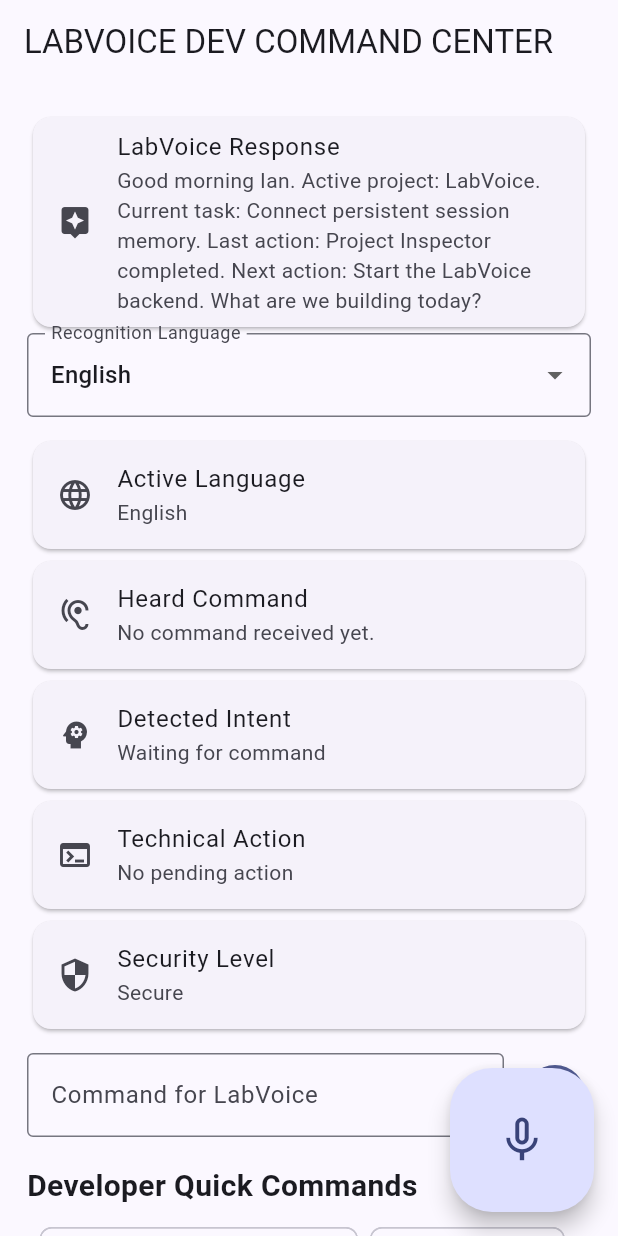
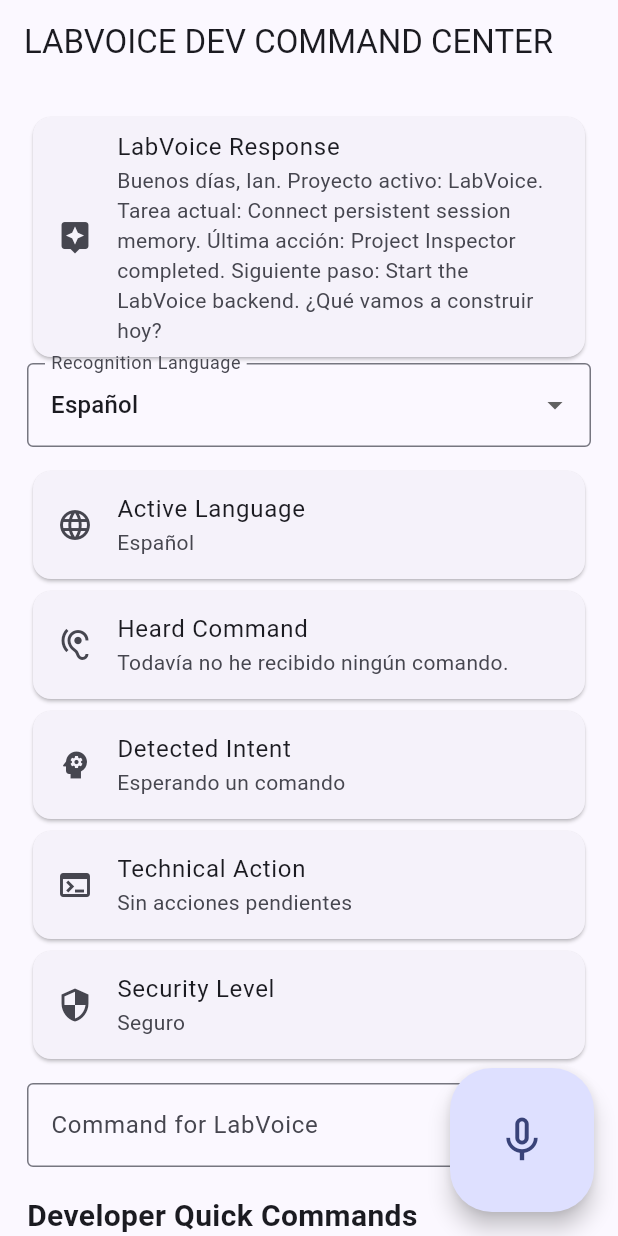
Before and after one commit to meyian777/IOV, a Flutter app: the screen it shows after launch, on a phone screen of 412 x 824 dp. Run offline on Flutter 3.47's test engine with Material 3 defaults, Android fonts, the phone set to English and light mode, and no system bars; our stand-ins replace flutter_tts, speech_to_text; network calls fail.

Commit message:
Align language voice and conversational context

```diff
--- a/labvoice/lib/main.dart
+++ b/labvoice/lib/main.dart
@@ -1,3 +1,5 @@
+import 'dart:async';
+
 import 'package:flutter/material.dart';
 import 'package:speech_to_text/speech_to_text.dart' as stt;
 
@@ -43,27 +45,19 @@ class _LabVoiceCommandCenterState extends State<LabVoiceCommandCenter> {
 
   bool _isListening = false;
 
-  String _selectedLanguageCode = "en_US";
-  String _selectedLanguageName = "English";
+  String _selectedLanguageCode = "es_ES";
+  String _selectedLanguageName = "Español";
 
-  String _heardCommand = "No command received yet.";
-  String _labVoiceResponse = "Ian, what are we building today?";
-  String _detectedIntent = "Waiting for command";
-  String _technicalAction = "No pending action";
-  String _securityLevel = "Secure";
+  String _heardCommand = "Todavía no he recibido ningún comando.";
+  String _labVoiceResponse = "Ian, ¿qué vamos a construir hoy?";
+  String _detectedIntent = "Esperando un comando";
+  String _technicalAction = "Sin acciones pendientes";
+  String _securityLevel = "Seguro";
   String? _pendingConfirmationToken;
   String? _pendingActionName;
   final Map<String, String> _languages = {
-    "Español": "es_ES",
-    "English": "en_US",
-    "Português": "pt_BR",
-    "Français": "fr_FR",
-    "Deutsch": "de_DE",
-    "Italiano": "it_IT",
-    "Русский": "ru_RU",
-    "中文 Mandarin": "zh_CN",
-    "日本語": "ja_JP",
-    "한국어": "ko_KR",
+    for (final entry in LanguageManager.profiles.entries)
+      entry.value.name: entry.key,
   };
 
   @override
@@ -73,6 +67,7 @@ class _LabVoiceCommandCenterState extends State<LabVoiceCommandCenter> {
     _speech = stt.SpeechToText();
 
     _initializeSpeech();
+    VoiceEngine.setLanguage(LanguageManager.current.voiceLocale);
 
     _loadProjectMemory();
   }
@@ -88,16 +83,19 @@ class _LabVoiceCommandCenterState extends State<LabVoiceCommandCenter> {
 
       setState(() {
         _labVoiceResponse =
-            "Good morning ${project.owner}. "
-            "Active project: ${project.project}. "
-            "Current task: ${session.currentTask}. "
-            "Last action: ${session.lastAction}. "
-            "Next action: ${session.nextAction}. "
-            "What are we building today?";
+            "Buenos días, ${project.owner}. "
+            "Proyecto activo: ${project.project}. "
+            "Tarea actual: ${session.currentTask}. "
+            "Última acción: ${session.lastAction}. "
+            "Siguiente paso: ${session.nextAction}. "
+            "¿Qué vamos a construir hoy?";
       });
     } catch (e) {
       setState(() {
-        _labVoiceResponse = "MEMORY ERROR: $e";
+        _labVoiceResponse = LanguageManager.text(
+          "No pude recuperar la memoria: $e",
+          "I could not recover memory: $e",
+        );
       });
     }
   }
@@ -130,7 +128,7 @@ class _LabVoiceCommandCenterState extends State<LabVoiceCommandCenter> {
     if (command.isEmpty) {
       _updateState(
         heard: "No clear command detected.",
-        response: "Please repeat the command, Ian.",
+        response: LanguageManager.noClearCommand(),
         intent: "empty_command",
         action: "Waiting for a valid command.",
         security: "Secure",
@@ -145,8 +143,10 @@ class _LabVoiceCommandCenterState extends State<LabVoiceCommandCenter> {
     ])) {
       _updateState(
         heard: rawCommand,
-        response:
-            "I'm on it, Ian. Today we can continue building the LabVoice core.",
+        response: LanguageManager.text(
+          "Estoy listo, Ian. Hoy podemos continuar construyendo el núcleo de LabVoice.",
+          "I'm ready, Ian. Today we can continue building the LabVoice core.",
+        ),
         intent: "daily_start",
         action:
             "Priorities: open project, run app, analyze errors, automate tasks, and improve the Python backend.",
@@ -158,7 +158,10 @@ class _LabVoiceCommandCenterState extends State<LabVoiceCommandCenter> {
     if (intent == "inspect_project") {
       _updateState(
         heard: rawCommand,
-        response: "Inspecting the active project.",
+        response: LanguageManager.text(
+          "Estoy inspeccionando el proyecto activo.",
+          "Inspecting the active project.",
+        ),
         intent: "inspect_project",
         action: "Reading project metadata and Git status.",
         security: "Read only",
@@ -169,7 +172,10 @@ class _LabVoiceCommandCenterState extends State<LabVoiceCommandCenter> {
 
         await _updateState(
           heard: rawCommand,
-          response: result["message"] ?? "Project inspection completed.",
+          response: LanguageManager.text(
+            "Inspección completada. Encontré ${result["project"]?["file_count"] ?? 0} archivos y las tecnologías ${((result["project"]?["technologies"] as List?) ?? []).join(", ")}.",
+            result["message"] ?? "Project inspection completed.",
+          ),
           intent: "inspect_project",
           action: "PROJECT_INSPECT completed.",
           security: "Read only",
@@ -177,7 +183,10 @@ class _LabVoiceCommandCenterState extends State<LabVoiceCommandCenter> {
       } catch (e) {
         await _updateState(
           heard: rawCommand,
-          response: "I could not inspect the project.",
+          response: LanguageManager.text(
+            "No pude inspeccionar el proyecto.",
+            "I could not inspect the project.",
+          ),
           intent: "backend_error",
           action: e.toString(),
           security: "Read only",
@@ -190,7 +199,10 @@ class _LabVoiceCommandCenterState extends State<LabVoiceCommandCenter> {
     if (intent == "run_diagnostics") {
       await _updateState(
         heard: rawCommand,
-        response: "Running project analysis and tests.",
+        response: LanguageManager.text(
+          "Estoy ejecutando el análisis y las pruebas del proyecto.",
+          "Running project analysis and tests.",
+        ),
         intent: "run_diagnostics",
         action: "Executing approved diagnostic tools.",
         security: "Controlled execution",
@@ -203,7 +215,10 @@ class _LabVoiceCommandCenterState extends State<LabVoiceCommandCenter> {
 
         await _updateState(
           heard: rawCommand,
-          response: result["message"] ?? "Project diagnostics completed.",
+          response: LanguageManager.text(
+            "Diagnóstico completado: ${summary?["passed"] ?? 0} comprobaciones correctas y $failed con errores.",
+            result["message"] ?? "Project diagnostics completed.",
+          ),
           intent: "run_diagnostics",
           action: failed == 0
               ? "All diagnostic checks passed."
@@ -213,7 +228,10 @@ class _LabVoiceCommandCenterState extends State<LabVoiceCommandCenter> {
       } catch (e) {
         await _updateState(
           heard: rawCommand,
-          response: "I could not complete the project diagnostics.",
+          response: LanguageManager.text(
+            "No pude completar el diagnóstico del proyecto.",
+            "I could not complete the project diagnostics.",
+          ),
           intent: "backend_error",
           action: e.toString(),
           security: "Controlled execution",
@@ -224,9 +242,6 @@ class _LabVoiceCommandCenterState extends State<LabVoiceCommandCenter> {
     }
 
     if (intent == "open_vscode") {
-      LanguageManager.setLanguage("en");
-      await VoiceEngine.setEnglish();
-
       await _requestAction(
         rawCommand: rawCommand,
         intent: "open_vscode",
@@ -263,7 +278,10 @@ class _LabVoiceCommandCenterState extends State<LabVoiceCommandCenter> {
       } catch (e) {
         await _updateState(
           heard: rawCommand,
-          response: "I could not recover the saved session.",
+          response: LanguageManager.text(
+            "No pude recuperar la sesión guardada.",
+            "I could not recover the saved session.",
+          ),
           intent: "backend_error",
           action: e.toString(),
           security: "Read only",
@@ -393,7 +411,10 @@ class _LabVoiceCommandCenterState extends State<LabVoiceCommandCenter> {
 
   Future<void> _runChat(String rawCommand, String message) async {
     try {
-      final result = await LabVoiceApi.chat(message);
+      final result = await LabVoiceApi.chat(
+        message,
+        language: LanguageManager.current.languageTag,
+      );
       await _updateState(
         heard: rawCommand,
         response: result["response"] ?? "I could not produce a response.",
@@ -426,7 +447,7 @@ class _LabVoiceCommandCenterState extends State<LabVoiceCommandCenter> {
 
         await _updateState(
           heard: rawCommand,
-          response: result["message"] ?? "Confirmation required.",
+          response: LanguageManager.confirmationRequired(actionName),
           intent: intent,
           action: "$actionName is waiting for confirmation.",
           security: result["policy"]?["risk"] ?? "Confirmation required",
@@ -436,7 +457,10 @@ class _LabVoiceCommandCenterState extends State<LabVoiceCommandCenter> {
 
       await _updateState(
         heard: rawCommand,
-        response: result["message"] ?? "$actionName completed.",
+        response: LanguageManager.text(
+          LanguageManager.actionCompleted(actionName),
+          result["message"] ?? "$actionName completed.",
+        ),
         intent: intent,
         action: "$actionName executed.",
         security: result["policy"]?["risk"] ?? "Controlled",
@@ -458,7 +482,10 @@ class _LabVoiceCommandCenterState extends State<LabVoiceCommandCenter> {
     if (token == null || actionName == null) {
       await _updateState(
         heard: rawCommand,
-        response: "There is no pending action to confirm.",
+        response: LanguageManager.text(
+          "No hay ninguna acción pendiente para confirmar.",
+          "There is no pending action to confirm.",
+        ),
         intent: "confirm_action",
         action: "No pending confirmation.",
         security: "Secure",
@@ -473,7 +500,10 @@ class _LabVoiceCommandCenterState extends State<LabVoiceCommandCenter> {
 
       await _updateState(
         heard: rawCommand,
-        response: result["message"] ?? "$actionName completed.",
+        response: LanguageManager.text(
+          LanguageManager.actionCompleted(actionName),
+          result["message"] ?? "$actionName completed.",
+        ),
         intent: "confirm_action",
         action: "$actionName confirmed and executed.",
         security: "Confirmed",
@@ -496,7 +526,10 @@ class _LabVoiceCommandCenterState extends State<LabVoiceCommandCenter> {
     if (token == null) {
       await _updateState(
         heard: rawCommand,
-        response: "There is no pending action to cancel.",
+        response: LanguageManager.text(
+          "No hay ninguna acción pendiente para cancelar.",
+          "There is no pending action to cancel.",
+        ),
         intent: "cancel_action",
         action: "No pending confirmation.",
         security: "Secure",
@@ -511,7 +544,10 @@ class _LabVoiceCommandCenterState extends State<LabVoiceCommandCenter> {
 
       await _updateState(
         heard: rawCommand,
-        response: result["message"] ?? "Pending action canceled.",
+        response: LanguageManager.text(
+          "Acción pendiente cancelada.",
+          result["message"] ?? "Pending action canceled.",
+        ),
         intent: "cancel_action",
         action: "Pending action canceled.",
         security: "Secure",
@@ -540,7 +576,6 @@ class _LabVoiceCommandCenterState extends State<LabVoiceCommandCenter> {
     required String action,
     required String security,
   }) async {
-    await VoiceEngine.speak(response);
     setState(() {
       _heardCommand = heard;
       _labVoiceResponse = response;
@@ -548,6 +583,7 @@ class _LabVoiceCommandCenterState extends State<LabVoiceCommandCenter> {
       _technicalAction = action;
       _securityLevel = security;
     });
+    unawaited(VoiceEngine.speak(response));
   }
 
   void _sendTypedCommand() {
@@ -581,7 +617,10 @@ class _LabVoiceCommandCenterState extends State<LabVoiceCommandCenter> {
     if (!available) {
       _updateState(
         heard: "Microphone unavailable.",
-        response: "I could not activate the microphone, Ian.",
+        response: LanguageManager.text(
+          "No pude activar el micrófono, Ian.",
+          "I could not activate the microphone, Ian.",
+        ),
         intent: "microphone_error",
         action: "Check browser or system permissions.",
         security: "Secure",
@@ -591,7 +630,7 @@ class _LabVoiceCommandCenterState extends State<LabVoiceCommandCenter> {
 
     setState(() {
       _isListening = true;
-      _labVoiceResponse = "Listening, Ian...";
+      _labVoiceResponse = LanguageManager.listening();
     });
 
     _speech.listen(
@@ -651,19 +690,18 @@ class _LabVoiceCommandCenterState extends State<LabVoiceCommandCenter> {
           child: Text(entry.key),
         );
       }).toList(),
-      onChanged: (value) {
+      onChanged: (value) async {
         if (value == null) return;
 
-        final selectedName = _languages.entries
-            .firstWhere((entry) => entry.value == value)
-            .key;
+        LanguageManager.setLanguage(value);
+        await VoiceEngine.setLanguage(LanguageManager.current.voiceLocale);
 
         setState(() {
-          _selectedLanguageCode = value;
-          _selectedLanguageName = selectedName;
-          _labVoiceResponse =
-              "Language updated to $selectedName. Ready for commands.";
+          _selectedLanguageCode = LanguageManager.current.recognitionLocale;
+          _selectedLanguageName = LanguageManager.current.name;
+          _labVoiceResponse = LanguageManager.languageUpdated();
         });
+        unawaited(VoiceEngine.speak(LanguageManager.languageUpdated()));
       },
     );
   }
--- a/labvoice/lib/services/labvoice_api.dart
+++ b/labvoice/lib/services/labvoice_api.dart
@@ -54,11 +54,14 @@ class LabVoiceApi {
     );
   }
 
-  static Future<Map<String, dynamic>> chat(String message) async {
+  static Future<Map<String, dynamic>> chat(
+    String message, {
+    required String language,
+  }) async {
     return _request(
       "POST",
       "/chat",
-      body: {"message": message},
+      body: {"message": message, "language": language},
       timeout: const Duration(seconds: 60),
     );
   }
--- a/labvoice/lib/services/language_manager.dart
+++ b/labvoice/lib/services/language_manager.dart
@@ -1,27 +1,121 @@
+class LanguageProfile {
+  final String name;
+  final String recognitionLocale;
+  final String voiceLocale;
+  final String languageTag;
+
+  const LanguageProfile({
+    required this.name,
+    required this.recognitionLocale,
+    required this.voiceLocale,
+    required this.languageTag,
+  });
+}
+
 class LanguageManager {
-  static String currentLanguage = "en";
+  static const Map<String, LanguageProfile> profiles = {
+    "es_ES": LanguageProfile(
+      name: "Español",
+      recognitionLocale: "es_ES",
+      voiceLocale: "es-ES",
+      languageTag: "es",
+    ),
+    "en_US": LanguageProfile(
+      name: "English",
+      recognitionLocale: "en_US",
+      voiceLocale: "en-US",
+      languageTag: "en",
+    ),
+    "pt_BR": LanguageProfile(
+      name: "Português",
+      recognitionLocale: "pt_BR",
+      voiceLocale: "pt-BR",
+      languageTag: "pt",
+    ),
+    "fr_FR": LanguageProfile(
+      name: "Français",
+      recognitionLocale: "fr_FR",
+      voiceLocale: "fr-FR",
+      languageTag: "fr",
+    ),
+    "de_DE": LanguageProfile(
+      name: "Deutsch",
+      recognitionLocale: "de_DE",
+      voiceLocale: "de-DE",
+      languageTag: "de",
+    ),
+    "it_IT": LanguageProfile(
+      name: "Italiano",
+      recognitionLocale: "it_IT",
+      voiceLocale: "it-IT",
+      languageTag: "it",
+    ),
+    "ru_RU": LanguageProfile(
+      name: "Русский",
+      recognitionLocale: "ru_RU",
+      voiceLocale: "ru-RU",
+      languageTag: "ru",
+    ),
+    "zh_CN": LanguageProfile(
+      name: "中文 Mandarin",
+      recognitionLocale: "zh_CN",
+      voiceLocale: "zh-CN",
+      languageTag: "zh",
+    ),
+    "ja_JP": LanguageProfile(
+      name: "日本語",
+      recognitionLocale: "ja_JP",
+      voiceLocale: "ja-JP",
+      languageTag: "ja",
+    ),
+    "ko_KR": LanguageProfile(
+      name: "한국어",
+      recognitionLocale: "ko_KR",
+      voiceLocale: "ko-KR",
+      languageTag: "ko",
+    ),
+  };
 
-  static void setLanguage(String language) {
-    currentLanguage = language;
+  static LanguageProfile _current = profiles["es_ES"]!;
+
+  static LanguageProfile get current => _current;
+
+  static void setLanguage(String recognitionLocale) {
+    _current = profiles[recognitionLocale] ?? profiles["en_US"]!;
   }
 
-  static bool isEnglish() {
-    return currentLanguage == "en";
+  static bool get isSpanish => _current.languageTag == "es";
+
+  static String languageUpdated() => isSpanish
+      ? "Idioma actualizado a ${_current.name}. Estoy listo."
+      : "Language updated to ${_current.name}. I'm ready.";
+
+  static String backendError() => isSpanish
+      ? "No pude comunicarme con el núcleo de LabVoice."
+      : "I could not communicate with the LabVoice core.";
+
+  static String noClearCommand() => isSpanish
+      ? "No escuché el comando con claridad. Inténtalo otra vez."
+      : "I did not hear the command clearly. Please try again.";
+
+  static String listening() => isSpanish ? "Te escucho..." : "Listening...";
+
+  static String text(String spanish, String english) =>
+      isSpanish ? spanish : english;
+
+  static String confirmationRequired(String action) {
+    final labels = {
+      "OPEN_VSCODE": ("abrir Visual Studio Code", "open Visual Studio Code"),
+      "OPEN_PROJECT": ("abrir el proyecto activo", "open the active project"),
+      "OPEN_TERMINAL": ("abrir Terminal", "open Terminal"),
+      "RUN_FLUTTER": ("iniciar Flutter", "start Flutter"),
+    };
+    final label = labels[action] ?? (action, action);
+    return isSpanish
+        ? "Necesito tu permiso para ${label.$1}. Di sí para confirmar o no para cancelar."
+        : "I need your permission to ${label.$2}. Say yes to confirm or no to cancel.";
   }
 
-  static bool isSpanish() {
-    return currentLanguage == "es";
-  }
-
-  static String openVSCode() {
-    return "Opening Visual Studio Code, Ian.";
-  }
-
-  static String openVSCodeSuccess() {
-    return "Visual Studio Code opened successfully.";
-  }
-
-  static String backendError() {
-    return "I could not communicate with the Python backend.";
-  }
+  static String actionCompleted(String action) =>
+      isSpanish ? "Acción completada: $action." : "Action completed: $action.";
 }
--- a/labvoice/lib/services/voice_engine.dart
+++ b/labvoice/lib/services/voice_engine.dart
@@ -2,39 +2,86 @@ import 'package:flutter_tts/flutter_tts.dart';
 
 class VoiceEngine {
   static final FlutterTts _tts = FlutterTts();
-
   static bool _initialized = false;
+  static String _activeLocale = "es-ES";
 
   static Future<void> initialize() async {
     if (_initialized) return;
 
-    await _tts.setLanguage("en-US");
-    await _tts.setSpeechRate(0.75);
-
+    await _tts.awaitSpeakCompletion(true);
     await _tts.setVolume(1.0);
-
-    await _tts.setPitch(1.10);
-
+    await _tts.setSpeechRate(0.52);
+    await _tts.setPitch(1.0);
     _initialized = true;
+    await setLanguage(_activeLocale);
   }
 
   static Future<void> speak(String text) async {
+    if (text.trim().isEmpty) return;
     await initialize();
-
     await _tts.stop();
-
     await _tts.speak(text);
   }
 
-  static Future<void> setSpanish() async {
-    await initialize();
+  static Future<void> setLanguage(String locale) async {
+    _activeLocale = locale;
+    if (!_initialized) {
+      await initialize();
+      return;
+    }
 
-    await _tts.setLanguage("es-ES");
+    await _tts.setLanguage(locale);
+    await _selectBestVoice(locale);
   }
 
-  static Future<void> setEnglish() async {
-    await initialize();
+  static Future<void> _selectBestVoice(String locale) async {
+    final dynamic rawVoices = await _tts.getVoices;
+    if (rawVoices is! List) return;
 
-    await _tts.setLanguage("en-US");
+    final language = locale.toLowerCase().split("-").first;
+    final candidates = rawVoices
+        .whereType<Map>()
+        .map(
+          (voice) => voice.map(
+            (key, value) => MapEntry(key.toString(), value.toString()),
+          ),
+        )
+        .where((voice) {
+          final voiceLocale = (voice["locale"] ?? "").toLowerCase();
+          return voiceLocale == locale.toLowerCase() ||
+              voiceLocale.startsWith("$language-") ||
+              voiceLocale.startsWith("${language}_");
+        })
+        .toList();
+
+    if (candidates.isEmpty) return;
+    candidates.sort((a, b) => _voiceScore(b).compareTo(_voiceScore(a)));
+    final selected = candidates.first;
+    final identifier = selected["identifier"];
+
+    if (identifier != null && identifier.isNotEmpty) {
+      await _tts.setVoice({"identifier": identifier});
+      return;
+    }
+
+    final name = selected["name"];
+    final voiceLocale = selected["locale"];
+    if (name != null && voiceLocale != null) {
+      await _tts.setVoice({"name": name, "locale": voiceLocale});
+    }
+  }
+
+  static int _voiceScore(Map<String, String> voice) {
+    final description = voice.values.join(" ").toLowerCase();
+    var score = 0;
+
+    for (final quality in ["premium", "enhanced", "neural", "natural"]) {
+      if (description.contains(quality)) score += 20;
+    }
+    for (final lowQuality in ["compact", "espeak"]) {
+      if (description.contains(lowQuality)) score -= 20;
+    }
+
+    return score;
   }
 }
```
Also changed, not shown: 3 other files.
